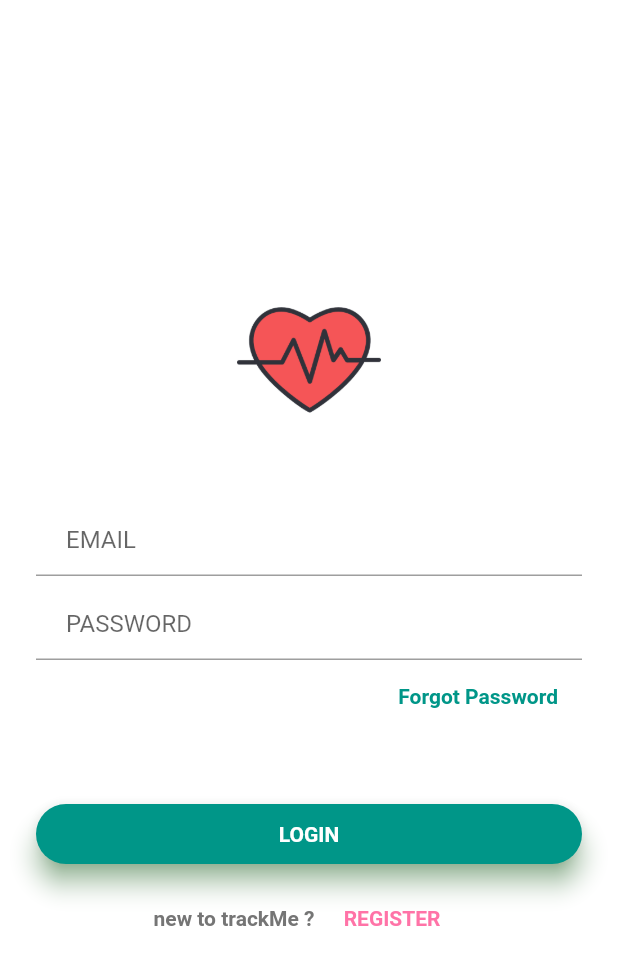
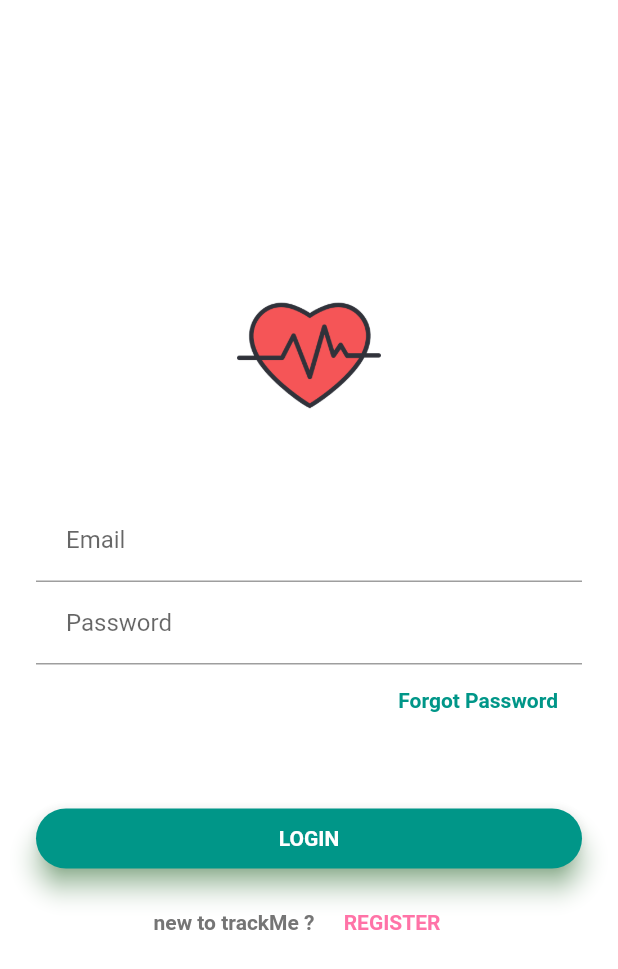
Before and after one commit to xnand/Data4Help_polimi-project, a Flutter app: the screen it shows after launch, on a phone screen of 412 x 824 dp. Shown: the top 969 px of the screen. Run offline on Flutter 3.47's test engine with Material 2 defaults, Android fonts, the phone set to English and light mode, and no system bars.

Commit message:
Auto stash before merge of "master" and "origin/master"

```diff
--- /dev/null
+++ b/ITD/MobileApp/trackme/lib/models/user.dart
@@ -0,0 +1,4 @@
+class User {
+  String name;
+  String password;
+}
--- /dev/null
+++ b/ITD/MobileApp/trackme/lib/models/user.json
@@ -0,0 +1,5 @@
+{
+  "name": "name",
+  "password": "password"
+
+}
--- a/ITD/MobileApp/trackme/lib/screens/loginpage.dart
+++ b/ITD/MobileApp/trackme/lib/screens/loginpage.dart
@@ -6,11 +6,27 @@ import 'PageNavigator.dart';
 
 class LoginPage extends StatefulWidget {
   static String tag = 'login-page';
+
   @override
   _LoginPageState createState() => new _LoginPageState();
 }
 
 class _LoginPageState extends State<LoginPage> {
+  String _email;
+  String _password;
+  final formKey = new GlobalKey<FormState>();
+
+  void validateAndSave() {
+    final form = formKey.currentState;
+
+    if(form.validate()) {
+      form.save();
+      print('credential may be valid. Email: $_email, Password: $_password');
+    }
+  }
+  _LoginPageState() {
+
+  }
   @override
   Widget build(BuildContext context) {
     final logo = Hero(
@@ -23,12 +39,15 @@ class _LoginPageState extends State<LoginPage> {
     );
 
     final email = TextFormField(
+
       keyboardType: TextInputType.emailAddress,
       autofocus: false,
+      onSaved: (email) => _email = email,
       initialValue: null,
+      validator: (value) => value.isEmpty ? 'Email can\'t be empy': null,
       decoration: InputDecoration(
+          labelText: 'Email',
 
-          hintText: 'EMAIL',
           contentPadding: EdgeInsets.fromLTRB(20.0, 10.0, 20.0, 10.0),
           border: UnderlineInputBorder()),
     );
@@ -37,8 +56,10 @@ class _LoginPageState extends State<LoginPage> {
       autofocus: false,
       initialValue: null,
       obscureText: true,
+      validator: (value) => value.isEmpty ? 'Password can\'t be empy': null,
+      onSaved: (password) => _password = password,
       decoration: InputDecoration(
-          hintText: 'PASSWORD',
+          labelText: 'Password',
           contentPadding: EdgeInsets.fromLTRB(20.0, 10.0, 20.0, 10.0),
           border: UnderlineInputBorder()),
     );
@@ -52,9 +73,7 @@ class _LoginPageState extends State<LoginPage> {
           elevation: 7.0,
           child: FlatButton(
             color: Colors.transparent,
-            onPressed: () {
-              Navigator.of(context).pushNamed(PageNavigator.tag);
-            },
+            onPressed: validateAndSave,
             child: Center(
               child: Text(
                 'LOGIN',
@@ -131,9 +150,15 @@ class _LoginPageState extends State<LoginPage> {
           children: <Widget>[
             logo,
             SizedBox(height: 48.0),
-            email,
-            SizedBox(height: 8),
-            password,
+            Form(
+              key: formKey,
+              child: Column(
+                children: <Widget>[
+                  email,
+                  password
+                ],
+              ),
+            ),
             Row(
               mainAxisAlignment: MainAxisAlignment.end,
               children: <Widget>[
```
Also changed, not shown: ITD/MobileApp/trackme/lib/networkManager/network.dart (added, +14 -0 lines), ITD/MobileApp/trackme/package-lock.json (added).
